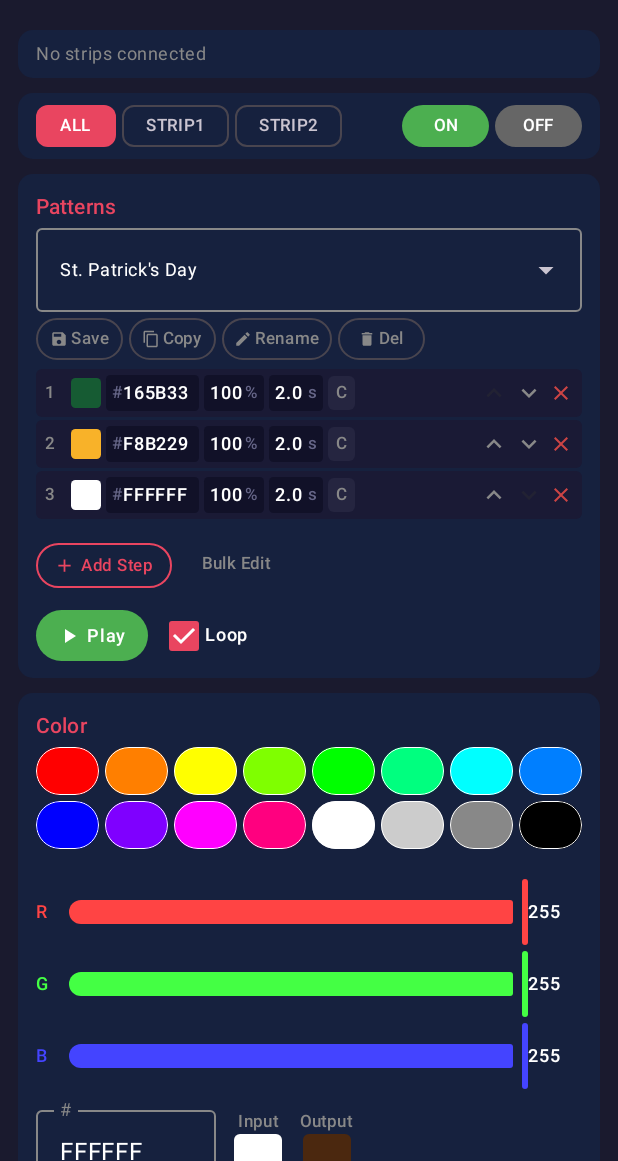
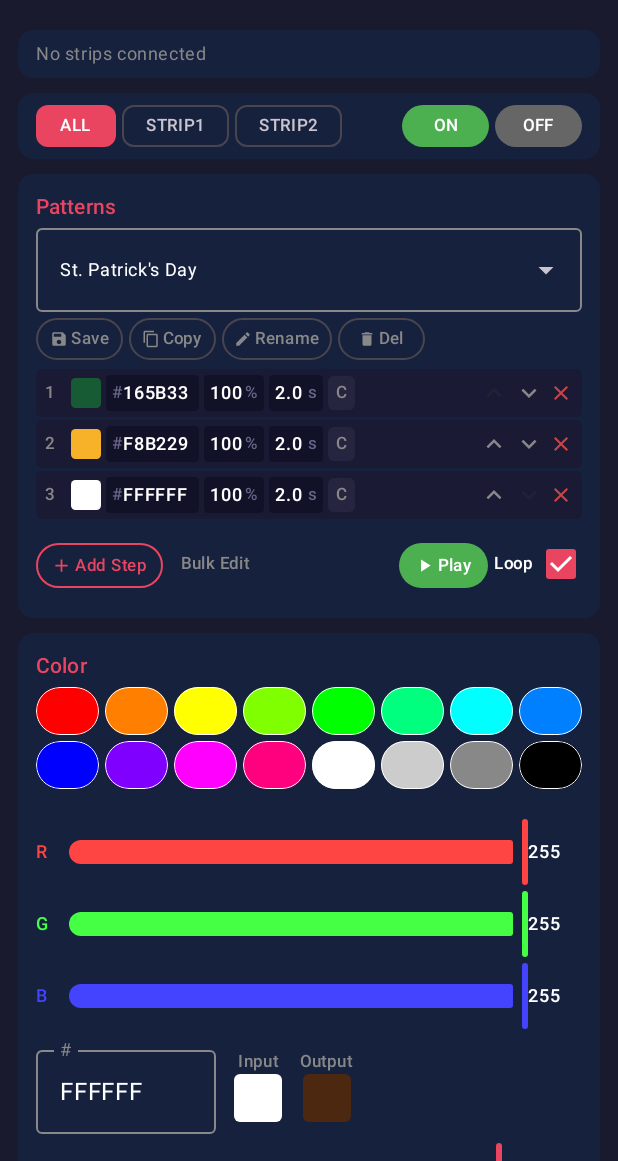
Before and after one commit to kpkpkp/ble-explorer, an Android app built with Jetpack Compose: the screen it shows after launch (MainActivity), on a phone screen of 412 x 824 dp, the part 75-1236 px from its top. Run offline under Robolectric (Android 15) with nearby library versions, the phone set to English and light mode, and no system bars.

Commit message:
fix: derive playback state from bridge, centralize loop, compact controls row
- PlaybackState derived from bridge /status in bridge mode (not local engine)
- Loop checkbox driven by bridge while playing, local when stopped, disabled during playback
- Preset syncs across devices via LaunchedEffect(initialPreset)
- Merged Add Step / Bulk Edit / Play-Stop / Loop into single row

Co-Authored-By: Claude Opus 4.6 <noreply@anthropic.com>

```diff
--- a/android/elk-bledom/app/src/main/java/com/elkbledom/ui/DashboardScreen.kt
+++ b/android/elk-bledom/app/src/main/java/com/elkbledom/ui/DashboardScreen.kt
@@ -48,8 +48,21 @@ fun DashboardScreen(
     val discoveredDevices by deviceControl.discoveredDevices.collectAsState()
     val isScanning by deviceControl.isScanning.collectAsState()
     val target by deviceControl.target.collectAsState()
-    val playbackState by patternEngine.playbackState.collectAsState()
+    val localPlaybackState by patternEngine.playbackState.collectAsState()
     val bridgeStatusVal by deviceControl.bridgeStatus.collectAsState()
+
+    // In bridge mode, derive playback state from bridge /status
+    val playbackState = if (isBridgeMode && bridgeStatusVal != null) {
+        val bs = bridgeStatusVal!!
+        PlaybackState(
+            state = if (bs.playbackState != "idle") "playing" else "stopped",
+            currentStep = bs.playbackStep + 1,
+            totalSteps = bs.playbackTotal,
+            loop = bs.playbackLoop
+        )
+    } else {
+        localPlaybackState
+    }
     val stripRssiState by deviceControl.stripRssi.collectAsState()
     val bridgeStripNames by deviceControl.stripNames.collectAsState()
     val stripDeviceStates by deviceControl.stripDeviceStates.collectAsState()
@@ -319,6 +332,7 @@ fun DashboardScreen(
                 presetManager = presetManager,
                 playbackState = playbackState,
                 initialPreset = effectiveInitialPreset,
+                bridgeLoop = if (isBridgeMode && playbackState.state == "playing") playbackState.loop else null,
                 onPlay = { steps, loop, presetName ->
                     selectedEffect = ""
                     patternEngine.play(steps, loop, presetName)
--- a/android/elk-bledom/app/src/main/java/com/elkbledom/ui/PatternEditor.kt
+++ b/android/elk-bledom/app/src/main/java/com/elkbledom/ui/PatternEditor.kt
@@ -33,13 +33,16 @@ fun PatternEditor(
     presetManager: PresetManager,
     playbackState: PlaybackState,
     initialPreset: String = "St. Patrick's Day",
+    bridgeLoop: Boolean? = null,
     onPlay: (List<PatternStep>, Boolean, String) -> Unit,
     onStop: () -> Unit,
     modifier: Modifier = Modifier
 ) {
     val allPresets by presetManager.allPresets.collectAsState()
     var selectedPreset by remember { mutableStateOf(initialPreset) }
-    var loop by remember { mutableStateOf(true) }
+    var localLoop by remember { mutableStateOf(true) }
+    // Bridge drives loop when available, otherwise use local state
+    val loop = bridgeLoop ?: localLoop
     var presetExpanded by remember { mutableStateOf(false) }
     val isPlaying = playbackState.state == "playing"
 
@@ -159,9 +162,9 @@ fun PatternEditor(
 
         Spacer(Modifier.height(6.dp))
 
-        // === Add Step + Bulk Edit ===
+        // === Add Step + Bulk Edit + Playback controls (single row) ===
         Row(
-            horizontalArrangement = Arrangement.spacedBy(8.dp),
+            horizontalArrangement = Arrangement.spacedBy(4.dp),
             verticalAlignment = Alignment.CenterVertically
         ) {
             OutlinedButton(
@@ -171,19 +174,66 @@ fun PatternEditor(
                     brush = SolidColor(AccentColor)
                 ),
                 modifier = Modifier.height(30.dp),
-                contentPadding = PaddingValues(horizontal = 12.dp)
+                contentPadding = PaddingValues(horizontal = 10.dp)
             ) {
                 Icon(Icons.Default.Add, contentDescription = null, modifier = Modifier.size(14.dp))
-                Spacer(Modifier.width(4.dp))
+                Spacer(Modifier.width(2.dp))
                 Text("Add Step", style = MaterialTheme.typography.labelSmall)
             }
-            TextButton(onClick = { showBulkEdit = !showBulkEdit }) {
+            TextButton(
+                onClick = { showBulkEdit = !showBulkEdit },
+                contentPadding = PaddingValues(horizontal = 8.dp)
+            ) {
                 Text(
-                    if (showBulkEdit) "Hide Bulk Edit" else "Bulk Edit",
-                    color = Color.Gray,
+                    "Bulk Edit",
+                    color = if (showBulkEdit) AccentColor else Color.Gray,
                     style = MaterialTheme.typography.labelSmall
                 )
             }
+            Spacer(Modifier.weight(1f))
+            if (isPlaying) {
+                Button(
+                    onClick = onStop,
+                    colors = ButtonDefaults.buttonColors(containerColor = AccentColor),
+                    modifier = Modifier.height(30.dp),
+                    contentPadding = PaddingValues(horizontal = 10.dp)
+                ) {
+                    Icon(Icons.Default.Stop, "Stop", modifier = Modifier.size(14.dp))
+                    Spacer(Modifier.width(2.dp))
+                    Text("Stop", style = MaterialTheme.typography.labelSmall)
+                }
+            } else {
+                Button(
+                    onClick = { if (steps.isNotEmpty()) onPlay(steps.toList(), loop, selectedPreset) },
+                    colors = ButtonDefaults.buttonColors(containerColor = Color(0xFF4CAF50)),
+                    modifier = Modifier.height(30.dp),
+                    contentPadding = PaddingValues(horizontal = 10.dp)
+                ) {
+                    Icon(Icons.Default.PlayArrow, "Play", modifier = Modifier.size(14.dp))
+                    Spacer(Modifier.width(2.dp))
+                    Text("Play", style = MaterialTheme.typography.labelSmall)
+                }
+            }
+            Text("Loop", color = Color.White, style = MaterialTheme.typography.labelSmall)
+            if (isPlaying) {
+                Text(
+                    "${playbackState.currentStep}/${playbackState.totalSteps}",
+                    color = AccentColor,
+                    style = MaterialTheme.typography.labelSmall
+                )
+            }
+            Checkbox(
+                checked = loop,
+                onCheckedChange = { localLoop = it },
+                enabled = !isPlaying,
+                colors = CheckboxDefaults.colors(
+                    checkedColor = AccentColor,
+                    uncheckedColor = Color.Gray,
+                    disabledCheckedColor = AccentColor.copy(alpha = 0.5f),
+                    disabledUncheckedColor = Color.Gray.copy(alpha = 0.5f)
+                ),
+                modifier = Modifier.size(28.dp)
+            )
         }
 
         AnimatedVisibility(visible = showBulkEdit) {
@@ -199,57 +249,6 @@ fun PatternEditor(
                     }
                 }
             )
-        }
-
-        Spacer(Modifier.height(6.dp))
-
-        // === Playback controls ===
-        Row(
-            horizontalArrangement = Arrangement.spacedBy(8.dp),
-            verticalAlignment = Alignment.CenterVertically
-        ) {
-            if (isPlaying) {
-                Button(
-                    onClick = onStop,
-                    colors = ButtonDefaults.buttonColors(containerColor = AccentColor),
-                    modifier = Modifier.height(34.dp),
-                    contentPadding = PaddingValues(horizontal = 14.dp)
-                ) {
-                    Icon(Icons.Default.Stop, "Stop", modifier = Modifier.size(16.dp))
-                    Spacer(Modifier.width(4.dp))
-                    Text("Stop", style = MaterialTheme.typography.labelMedium)
-                }
-            } else {
-                Button(
-                    onClick = { if (steps.isNotEmpty()) onPlay(steps.toList(), loop, selectedPreset) },
-                    colors = ButtonDefaults.buttonColors(containerColor = Color(0xFF4CAF50)),
-                    modifier = Modifier.height(34.dp),
-                    contentPadding = PaddingValues(horizontal = 14.dp)
-                ) {
-                    Icon(Icons.Default.PlayArrow, "Play", modifier = Modifier.size(16.dp))
-                    Spacer(Modifier.width(4.dp))
-                    Text("Play", style = MaterialTheme.typography.labelMedium)
-                }
-            }
-            Row(verticalAlignment = Alignment.CenterVertically) {
-                Checkbox(
-                    checked = loop,
-                    onCheckedChange = { loop = it },
-                    colors = CheckboxDefaults.colors(
-                        checkedColor = AccentColor,
-                        uncheckedColor = Color.Gray
-                    ),
-                    modifier = Modifier.size(30.dp)
-                )
-                Text("Loop", color = Color.White, style = MaterialTheme.typography.labelMedium)
-            }
-            if (isPlaying) {
-                Text(
-                    "${playbackState.currentStep}/${playbackState.totalSteps}",
-                    color = AccentColor,
-                    style = MaterialTheme.typography.labelSmall
-                )
-            }
         }
     }
 
```
